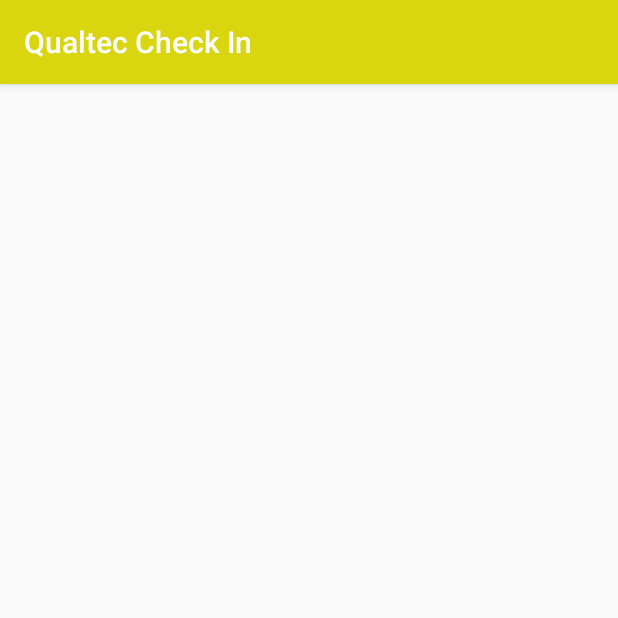
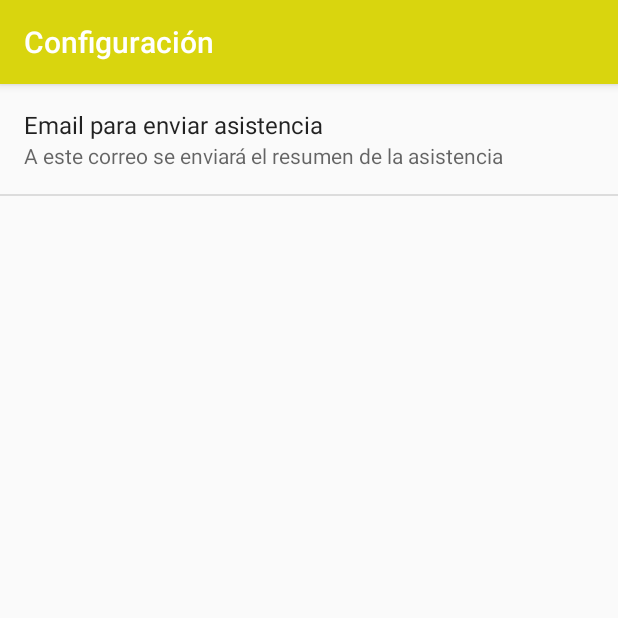
Before and after one commit to Loptt/remote-checkin-app, an Android app: the CheckInActivity screen opened directly, with no data from a screen before it, after a tap on an icon or button, on a phone screen of 412 x 824 dp, the top half of it. Run offline under Robolectric (Android 15) with nearby library versions, the phone set to English and light mode, and no system bars; our stand-ins replace Firebase (no records; nobody signed in at launch, a user with empty details on screens opened directly).

Commit message:
Added settings activity to choose email

```diff
--- a/QualtecCheckIn/app/build.gradle
+++ b/QualtecCheckIn/app/build.gradle
@@ -22,6 +22,7 @@ dependencies {
     implementation fileTree(include: ['*.jar'], dir: 'libs')
     implementation 'com.android.support:appcompat-v7:27.1.1'
     implementation 'com.android.support.constraint:constraint-layout:1.1.2'
+    implementation 'com.android.support:support-v4:27.1.1'
     testImplementation 'junit:junit:4.12'
     androidTestImplementation 'com.android.support.test:runner:1.0.2'
     androidTestImplementation 'com.android.support.test.espresso:espresso-core:3.0.2'
--- a/QualtecCheckIn/app/src/main/AndroidManifest.xml
+++ b/QualtecCheckIn/app/src/main/AndroidManifest.xml
@@ -21,7 +21,8 @@
         </activity>
         <activity android:name=".CheckInActivity" />
         <activity android:name=".RegisterActivity" />
-        <activity android:name=".ConfigurationActivity"></activity>
+        <activity android:name=".ConfigurationActivity"
+            android:label="@string/configuration"/>
     </application>
 
 </manifest>
--- a/QualtecCheckIn/app/src/main/java/com/carlos/qualteccheckin/CheckInActivity.java
+++ b/QualtecCheckIn/app/src/main/java/com/carlos/qualteccheckin/CheckInActivity.java
@@ -4,8 +4,10 @@ import android.Manifest;
 import android.app.Activity;
 import android.app.ProgressDialog;
 import android.content.Intent;
+import android.content.SharedPreferences;
 import android.content.pm.PackageManager;
 import android.location.Location;
+import android.preference.PreferenceManager;
 import android.support.annotation.NonNull;
 import android.support.v4.app.ActivityCompat;
 import android.support.v4.content.PermissionChecker;
@@ -52,7 +54,8 @@ public class CheckInActivity extends AppCompatActivity implements View.OnClickLi
 
     private FirebaseUser user;
 
-    private String username, email;
+    private String username;
+    private String emailToSend = "";
 
     private FusedLocationProviderClient locationProviderClient;
     private Calendar date;
@@ -98,7 +101,6 @@ public class CheckInActivity extends AppCompatActivity implements View.OnClickLi
 
         if (user != null) {
             username = user.getDisplayName();
-            email = user.getEmail();
 
             if (username != null) {
                 usernameTextView.setText(username);
@@ -221,10 +223,12 @@ public class CheckInActivity extends AppCompatActivity implements View.OnClickLi
 
     private void sendEmail(String message) {
 
-        String email = "carlos.deg02@hotmail.com";
+        SharedPreferences sharedPreferences = PreferenceManager.getDefaultSharedPreferences(this);
+        emailToSend = sharedPreferences.getString("pref_email", "");
+
         String subject = "Reportando...";
 
-        SendMail sendMail = new SendMail(CheckInActivity.this, email, subject, message);
+        SendMail sendMail = new SendMail(CheckInActivity.this, emailToSend, subject, message);
 
         sendMail.execute();
     }
--- a/QualtecCheckIn/app/src/main/java/com/carlos/qualteccheckin/ConfigurationActivity.java
+++ b/QualtecCheckIn/app/src/main/java/com/carlos/qualteccheckin/ConfigurationActivity.java
@@ -1,15 +1,22 @@
 package com.carlos.qualteccheckin;
 
+import android.preference.PreferenceActivity;
 import android.support.v7.app.AppCompatActivity;
 import android.os.Bundle;
+import android.view.View;
+import android.widget.Button;
+import android.widget.EditText;
 
 public class ConfigurationActivity extends AppCompatActivity {
+
+    //TODO: CHECK https://developer.android.com/guide/topics/ui/settings
 
     @Override
     protected void onCreate(Bundle savedInstanceState) {
         super.onCreate(savedInstanceState);
-        setContentView(R.layout.activity_configuration);
 
+        getFragmentManager().beginTransaction().replace(android.R.id.content, new SettingsFragment())
+                .commit();
 
     }
 }
--- a/QualtecCheckIn/app/src/main/java/com/carlos/qualteccheckin/MailAPI/ConfigMail.java
+++ b/QualtecCheckIn/app/src/main/java/com/carlos/qualteccheckin/MailAPI/ConfigMail.java
@@ -2,5 +2,5 @@ package com.carlos.qualteccheckin.MailAPI;
 
 public class ConfigMail {
     public static final String EMAIL = "estrada.carlosd@gmail.com";
-    public static final String PASSWORD = "";
+    public static final String PASSWORD = "aNa813edithjciap";
 }
--- a/QualtecCheckIn/app/src/main/java/com/carlos/qualteccheckin/MailAPI/SendMail.java
+++ b/QualtecCheckIn/app/src/main/java/com/carlos/qualteccheckin/MailAPI/SendMail.java
@@ -74,7 +74,8 @@ public class SendMail extends AsyncTask<Void, Void, Void>{
 
             Transport.send(mimeMessage);
 
-        } catch (MessagingException e) {
+        }
+        catch (MessagingException e) {
             e.printStackTrace();
         }
 
--- a/QualtecCheckIn/app/src/main/java/com/carlos/qualteccheckin/MainActivity.java
+++ b/QualtecCheckIn/app/src/main/java/com/carlos/qualteccheckin/MainActivity.java
@@ -2,6 +2,7 @@ package com.carlos.qualteccheckin;
 
 import android.app.ProgressDialog;
 import android.content.Intent;
+import android.preference.PreferenceManager;
 import android.support.annotation.NonNull;
 import android.support.v7.app.AppCompatActivity;
 import android.os.Bundle;
@@ -33,6 +34,8 @@ public class MainActivity extends AppCompatActivity {
     protected void onCreate(Bundle savedInstanceState) {
         super.onCreate(savedInstanceState);
         setContentView(R.layout.activity_main);
+
+        PreferenceManager.setDefaultValues(this, R.xml.preferences, false);
 
         loginButton = (Button) findViewById(R.id.main_login_button);
         registerButton = (TextView) findViewById(R.id.main_register);
--- /dev/null
+++ b/QualtecCheckIn/app/src/main/java/com/carlos/qualteccheckin/SettingsFragment.java
@@ -0,0 +1,14 @@
+package com.carlos.qualteccheckin;
+
+import android.os.Bundle;
+import android.preference.PreferenceFragment;
+
+public class SettingsFragment extends PreferenceFragment {
+    @Override
+    public void onCreate(Bundle savedInstanceState) {
+        super.onCreate(savedInstanceState);
+
+        addPreferencesFromResource(R.xml.preferences);
+
+    }
+}
--- a/QualtecCheckIn/app/src/main/res/values/strings.xml
+++ b/QualtecCheckIn/app/src/main/res/values/strings.xml
@@ -11,4 +11,11 @@
     <string name="register_here">¿Sin credenciales? <u>Registrate aqui</u></string>
     <string name="logout"><u>Cerrar sesión</u></string>
     <string name="action_bar_title">Registro de Asistencia</string>
+    <string name="configuration">Configuración</string>
+    <string name="email_to_send">Email para enviar asistencia</string>
+    <string name="save">Guardar</string>
+    <string name="pref_summ_email">A este correo se enviará el resumen de la asistencia</string>
+
+    <!-- TODO: Remove or change this placeholder text -->
+    <string name="hello_blank_fragment">Hello blank fragment</string>
 </resources>
--- /dev/null
+++ b/QualtecCheckIn/app/src/main/res/xml/preferences.xml
@@ -0,0 +1,12 @@
+<?xml version="1.0" encoding="utf-8"?>
+<PreferenceScreen xmlns:android="http://schemas.android.com/apk/res/android">
+
+    <EditTextPreference
+        android:key="pref_email"
+        android:title="@string/email_to_send"
+        android:defaultValue="correo@correo.com"
+        android:summary="@string/pref_summ_email"
+        android:dialogTitle="Hola"
+        />
+
+</PreferenceScreen>
```
Also changed, not shown: QualtecCheckIn/app/src/main/res/layout/activity_configuration.xml (+35 -2 lines).
